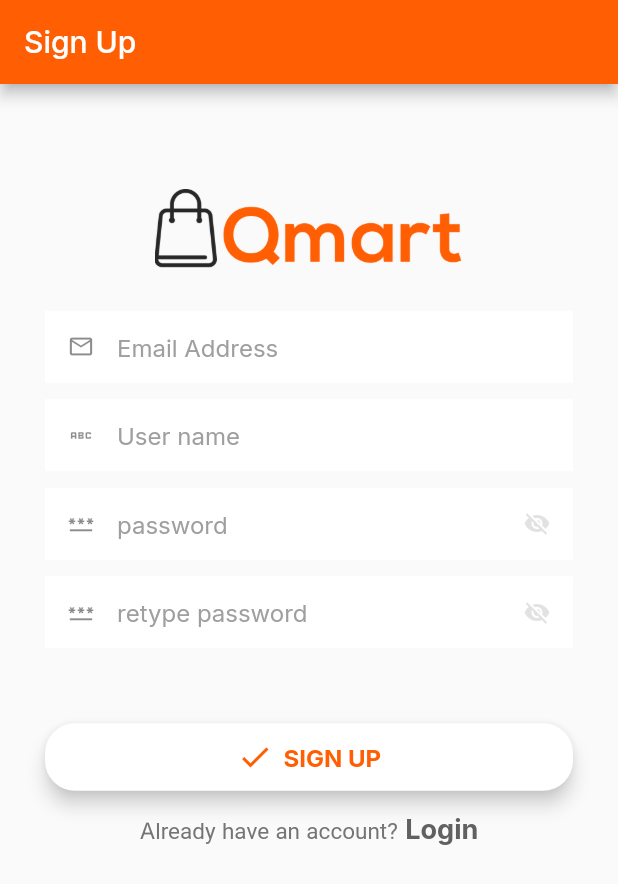
After one commit to shakhawat-khan/Q_mart, a Flutter app: the screen it shows after launch, after a tap on "sign in button", on a phone screen of 412 x 824 dp. The commit adds this screen. Shown: the top 884 px of the screen. Run offline on Flutter 3.47's test engine with Material 2 defaults, Android fonts, the phone set to English and light mode, and no system bars; our stand-ins replace clay_containers, flutter_spinkit, fluttertoast, google_fonts, page_transition.

Commit message:
text_field

```diff
--- a/lib/main.dart
+++ b/lib/main.dart
@@ -1,7 +1,8 @@
 import 'package:flutter/material.dart';
 import 'package:google_fonts/google_fonts.dart';
-import 'package:hot_e/views/home/home.dart';
-import 'package:hot_e/views/splash_screen/splash.dart';
+import 'package:hot_e/Routes/route.dart';
+import 'package:hot_e/theme/theme.dart';
+import 'package:hot_e/views/screen/splash_screen/splash.dart';
 
 void main() {
   runApp(const MyApp());
@@ -15,13 +16,9 @@ class MyApp extends StatelessWidget {
   Widget build(BuildContext context) {
     return MaterialApp(
       title: 'Q Mart',
-      theme: ThemeData(
-        primarySwatch: Colors.orange,
-        textTheme: GoogleFonts.interTextTheme(
-          Theme.of(context).textTheme,
-        )
-      ),
+      theme: light(),
       home:  MyHomePage(),
+      onGenerateRoute: RouteManager.generateRoute,
     );
   }
 }
--- /dev/null
+++ b/lib/routes/route.dart
@@ -0,0 +1,61 @@
+import 'package:flutter/material.dart';
+
+
+//My own import
+
+
+import 'package:page_transition/page_transition.dart';
+
+import '../views/screen/auth/login/log_in.dart';
+import '../views/screen/auth/signup/signup.dart';
+import '../views/screen/home/home.dart';
+
+
+
+class RouteManager {
+
+  static const String logIn = '/login';
+  static const String singUp = '/singup';
+  static const String home = '/home';
+  static const String forgetPassword = '/forget_password';
+
+
+  static Route<dynamic> generateRoute (RouteSettings settings){
+
+    var valuePassed;
+
+    if(settings.arguments != null){
+      valuePassed = settings.arguments as Map<String,dynamic>;
+    }
+
+    switch(settings.name){
+      case logIn :
+        return PageTransition(child: Login(),
+          type: PageTransitionType.rightToLeft,
+          duration: const Duration(milliseconds: 700)
+        );
+
+      case singUp :
+        return MaterialPageRoute(builder: (context){
+          return const SignUp();
+        });
+
+      case home :
+        return MaterialPageRoute(builder: (context){
+          return  Home();
+        });
+
+      case forgetPassword :
+        return MaterialPageRoute(builder: (context){
+          return  Home();
+        });
+
+
+      default:
+        throw const FormatException('routes not found! Check routes again!');
+
+    }
+
+  }
+
+}
--- /dev/null
+++ b/lib/theme/theme.dart
@@ -0,0 +1,19 @@
+import 'package:flutter/material.dart';
+import 'package:google_fonts/google_fonts.dart';
+
+ThemeData light({Color color = const Color(0xFFFF5E03)}) => ThemeData(
+
+  textTheme: GoogleFonts.interTextTheme(),
+  primaryColor: color,
+  secondaryHeaderColor: const Color(0xFF272727),
+  disabledColor: const Color(0xFFBABFC4),
+  backgroundColor: Colors.deepOrange.shade50,
+
+  errorColor: const Color(0xFFE84D4F),
+  brightness: Brightness.light,
+  hintColor: const Color(0xFF9F9F9F),
+  cardColor: Colors.white,
+
+  colorScheme: ColorScheme.light(primary: color, secondary: color,),
+  textButtonTheme: TextButtonThemeData(style: TextButton.styleFrom(primary: color)),
+);
--- /dev/null
+++ b/lib/views/base/custom_text_field.dart
@@ -0,0 +1,98 @@
+import 'package:clay_containers/constants.dart';
+import 'package:clay_containers/widgets/clay_container.dart';
+import 'package:flutter/material.dart';
+import 'package:google_fonts/google_fonts.dart';
+
+class CustomTextField extends StatefulWidget {
+
+  final String hintText;
+  final TextEditingController controller;
+  final FocusNode focusNode;
+  final FocusNode nextFocus;
+  final TextInputType inputType;
+  final TextInputAction inputAction;
+  final bool isPassword;
+  final bool isEnabled;
+  final int maxLines;
+  final TextCapitalization capitalization;
+  final Icon prefixIcon;
+  final bool divider;
+
+
+
+  CustomTextField(
+      {this.hintText = '',
+        required this.controller,
+        required this.focusNode,
+        required this.nextFocus,
+        this.isEnabled = true,
+        this.inputType = TextInputType.text,
+        this.inputAction = TextInputAction.next,
+        this.maxLines = 1,
+        this.capitalization = TextCapitalization.none,
+        this.isPassword = false,
+        required this.prefixIcon,
+        required this.divider,
+        });
+
+  @override
+  State<CustomTextField> createState() => _CustomTextFieldState();
+}
+
+class _CustomTextFieldState extends State<CustomTextField> {
+  bool _obscureText = true;
+
+  @override
+  Widget build(BuildContext context) {
+    return Column(
+      children: [
+        TextField(
+          textAlignVertical: TextAlignVertical.center,
+          maxLines: widget.maxLines,
+          controller: widget.controller,
+          focusNode: widget.focusNode,
+          //style: robotoRegular.copyWith(fontSize: Dimensions.fontSizeLarge),
+          textInputAction: widget.inputAction,
+          keyboardType: widget.inputType,
+          cursorColor: Theme.of(context).primaryColor,
+          textCapitalization: widget.capitalization,
+          enabled: widget.isEnabled,
+          autofocus: false,
+          obscureText: widget.isPassword ? _obscureText : false,
+          //inputFormatters: widget.inputType == TextInputType.phone ? <TextInputFormatter>[FilteringTextInputFormatter.allow(RegExp('[0-9]'))] : null,
+          decoration: InputDecoration(
+            border: InputBorder.none,
+
+            // enabledBorder: OutlineInputBorder(
+            //
+            //   borderRadius: BorderRadius.circular(Dimensions.RADIUS_category_border_r), //--enable-b-r-
+            //
+            // ),
+            // border: OutlineInputBorder(
+            //   borderSide: BorderSide(style: BorderStyle.none, width: 0.3,),
+            // ),
+            alignLabelWithHint:true ,
+            isDense: true,
+            hintText: widget.hintText,
+            fillColor: Theme.of(context).backgroundColor,
+            //hintStyle: GoogleFonts.inter(fontSize: Dimensions.fontSizeLarge, color: Theme.of(context).hintColor),
+            filled: true,
+            prefixIcon: widget.prefixIcon ,
+            suffixIcon: widget.isPassword ? IconButton(
+              icon: Icon(_obscureText ? Icons.visibility_off : Icons.visibility, color: Theme.of(context).hintColor.withOpacity(0.3)),
+              onPressed: _toggle,
+            ) : null,
+          ),
+        ),
+
+        //widget.divider ? Padding(padding: EdgeInsets.symmetric(horizontal: Dimensions.PADDING_SIZE_LARGE), child: Divider()) : SizedBox(),
+      ],
+    );
+  }
+
+  void _toggle() {
+    setState(() {
+      _obscureText = !_obscureText;
+    });
+  }
+}
--- /dev/null
+++ b/lib/views/screen/auth/login/log_in.dart
@@ -0,0 +1,83 @@
+import 'package:flutter/material.dart';
+import 'package:flutter/services.dart';
+import 'package:hot_e/Routes/route.dart';
+
+import 'package:page_transition/page_transition.dart';
+
+class Login extends StatelessWidget {
+  const Login({Key? key}) : super(key: key);
+
+  @override
+  Widget build(BuildContext context) {
+
+    Future<bool> showExitPopup() async {
+      return await showDialog( //show confirm dialogue
+        //the return value will be from "Yes" or "No" options
+        context: context,
+        builder: (context) => AlertDialog(
+          title: Text('Exit App'),
+          content: Text('Do you want to exit an App?'),
+          actions:[
+            ElevatedButton(
+              onPressed: () => Navigator.of(context).pop(false),
+              //return false when click on "NO"
+              child:Text('No'),
+            ),
+
+            ElevatedButton(
+              onPressed: () => SystemNavigator.pop(),
+              //return true when click on "Yes"
+              child:Text('Yes'),
+            ),
+
+          ],
+        ),
+      )??false; //if showDialouge had returned null, then return false
+    }
+
+
+    return WillPopScope(
+      onWillPop: showExitPopup,
+      child: Scaffold(
+        appBar: AppBar(title: Text('Log In'),automaticallyImplyLeading: false),
+        body: SingleChildScrollView(
+          child: Padding(
+            padding: EdgeInsets.only(top: 70.0, right: 30.0, left: 30.0),
+            child: Column(
+              mainAxisAlignment: MainAxisAlignment.center,
+              crossAxisAlignment: CrossAxisAlignment.center,
+              children: [
+                Row(
+                  children: [
+                    Image.asset('assets/logo.png',width: MediaQuery.of(context).size.width/2),
+                  ],
+                ),
+
+                const SizedBox(
+                  height: 20,
+                ),
+
+                const TextField(
+                  decoration: InputDecoration(
+                    hintText: 'Email Address',
+                    contentPadding:
+                    EdgeInsets.only(top: 12.0, bottom: 12.0),
+                  ),
+                ),
+
+                ElevatedButton(onPressed: (){
+
+                  Navigator.of(context).pushNamed(RouteManager.singUp);
+
+                }, child: Text('sign in button'))
+
+
+
+              ],
+            ),
+          ),
+        ),
+      ),
+    );
+  }
+}
--- /dev/null
+++ b/lib/views/screen/auth/signup/signup.dart
@@ -0,0 +1,263 @@
+import 'package:flutter/material.dart';
+import 'package:flutter/services.dart';
+import 'package:hot_e/Routes/route.dart';
+import 'package:hot_e/views/base/custom_text_field.dart';
+
+import '../../home/home.dart';
+
+import '../login/log_in.dart';
+
+
+
+class SignUp extends StatefulWidget {
+  const SignUp({Key? key}) : super(key: key);
+
+  @override
+  State<SignUp> createState() => _SignUpState();
+}
+
+class _SignUpState extends State<SignUp> {
+
+  bool _obscureText = true;
+  bool _obscureText1 = true;
+
+  // Toggles the password show status
+  void _viewPassword() {
+    setState(() {
+      _obscureText = !_obscureText;
+    });
+  }
+
+  void _viewPassword1() {
+    setState(() {
+      _obscureText1 = !_obscureText1;
+    });
+  }
+
+  final FocusNode _email = FocusNode();
+  final FocusNode _username = FocusNode();
+  final FocusNode _password = FocusNode();
+  final FocusNode _checkPassword = FocusNode();
+
+  final TextEditingController _emailController = TextEditingController();
+  final TextEditingController _usernameController = TextEditingController();
+  final TextEditingController _passwordController = TextEditingController();
+  final TextEditingController _repeatPasswordController = TextEditingController();
+
+  @override
+  Widget build(BuildContext context) {
+
+    Future<bool> showExitPopup() async {
+      return await showDialog( //show confirm dialogue
+        //the return value will be from "Yes" or "No" options
+        context: context,
+        builder: (context) => AlertDialog(
+          title: Text('Exit App'),
+          content: Text('Do you want to exit an App?'),
+          actions:[
+            ElevatedButton(
+              onPressed: () => Navigator.of(context).pop(false),
+              //return false when click on "NO"
+              child:Text('No'),
+            ),
+
+            ElevatedButton(
+              onPressed: () => SystemNavigator.pop(),
+              //return true when click on "Yes"
+              child:Text('Yes'),
+            ),
+
+          ],
+        ),
+      )??false; //if showDialouge had returned null, then return false
+    }
+
+    return WillPopScope(
+      onWillPop:showExitPopup ,
+      child: Scaffold(
+        appBar: AppBar(
+          title: Text('Sign Up'),
+          automaticallyImplyLeading: false,
+        ),
+        body: SingleChildScrollView(
+          child: Padding(
+            padding: const EdgeInsets.only(top: 70.0, right: 30.0, left: 30.0),
+            child: Column(
+              children:  [
+                /*Row(
+                  mainAxisAlignment: MainAxisAlignment.spaceBetween,
+                  children: <Widget>[
+                    InkWell(
+                      child: const Text(
+                        "Login",
+                        style: TextStyle(
+                          color: Colors.grey,
+                          fontSize: 25.0,
+                          fontWeight: FontWeight.bold,
+                        ),
+                      ),
+                      onTap: () {
+                        Navigator.of(context).pushNamed(RouteManager.logIn);
+                      },
+                    ),
+                    const Text(
+                      'Sign Up',
+                      textAlign: TextAlign.end,
+                      style: TextStyle(
+                        color: Colors.black,
+                        fontSize: 40.0,
+                        fontWeight: FontWeight.bold,
+                      ),
+                    ),
+
+                  ],
+                ),*/
+
+                Image.asset('assets/logo.png',width: MediaQuery.of(context).size.width/2),
+
+                const SizedBox(
+                  height: 20,
+                ),
+
+                CustomTextField(
+                    hintText: 'Email Address',
+                    controller: _emailController,
+                    focusNode: _email,
+                    nextFocus: _username,
+                    prefixIcon:const Icon(Icons.email_outlined),
+                    divider: true
+                ),
+
+                const SizedBox(
+                  height: 11.0,
+                ),
+
+                CustomTextField(
+                    hintText: 'User name',
+                    controller: _usernameController,
+                    focusNode: _username,
+                    nextFocus: _password,
+                    prefixIcon:const Icon(Icons.abc_outlined),
+                    divider: true
+                ),
+
+                const SizedBox(
+                  height: 11.0,
+                ),
+
+
+                CustomTextField(
+                    hintText: 'password',
+                    controller: _passwordController,
+                    focusNode: _password,
+                    nextFocus: _checkPassword,
+                    prefixIcon:const Icon(Icons.password),
+                    divider: true,
+                    isPassword: true,
+                ),
+
+                const SizedBox(
+                  height: 11.0,
+                ),
+
+
+                CustomTextField(
+                  hintText: 'retype password',
+                  controller: _repeatPasswordController,
+                  focusNode: _checkPassword,
+                  nextFocus: _checkPassword,
+                  prefixIcon:const Icon(Icons.password),
+                  divider: true,
+                  isPassword: true,
+                ),
+
+                const SizedBox(height: 50,),
+
+                InkWell(
+                  child: Container(
+                    height: 45.0,
+                    child: Material(
+                      borderRadius: BorderRadius.circular(20.0),
+                      shadowColor: Colors.grey[300],
+                      color: Colors.white,
+                      borderOnForeground: false,
+                      elevation: 5.0,
+                      child: GestureDetector(
+                        child: Center(
+                          child: Row(
+                            mainAxisAlignment: MainAxisAlignment.center,
+                            children: <Widget>[
+                              Icon(
+                                Icons.check,
+                                color: Theme.of(context).primaryColor,
+                              ),
+                              const SizedBox(
+                                width: 7.0,
+                              ),
+                              Text(
+                                "SIGN UP",
+                                style: TextStyle(
+                                  color: Theme.of(context).primaryColor,
+                                  fontSize: 16.0,
+                                  fontWeight: FontWeight.bold,
+                                ),
+                              ),
+                            ],
+                          ),
+                        ),
+                      ),
+                    ),
+                  ),
+                  onTap: () {
+                    Navigator.push(
+                      context,
+                      MaterialPageRoute(builder: (context) => Home()),
+                    );
+                  },
+                ),
+
+                const SizedBox(
+                  height: 15.0,
+                ),
+
+                Row(
+                  mainAxisAlignment: MainAxisAlignment.center,
+                  children: <Widget>[
+                    Text(
+                      'Already have an account?',
+                      style: TextStyle(
+                        color: Colors.grey[600],
+                        fontSize: 15.0,
+                        fontFamily: 'Alatsi',
+                      ),
+                    ),
+                    const SizedBox(
+                      width: 5.0,
+                    ),
+                    InkWell(
+                      child: Text(
+                        'Login',
+                        style: TextStyle(
+                          color: Colors.grey[700],
+                          fontSize: 18.0,
+                          fontWeight: FontWeight.bold,
+                        ),
+                      ),
+                      onTap: () {
+                        Navigator.push(
+                          context,
+                          MaterialPageRoute(builder: (context) => Login()),
+                        );
+                      },
+                    ),
+                  ],
+                ),
+
+              ],
+            ),
+          ),
+        ),
+      ),
+    );
+  }
+}
--- a/lib/views/home/home.dart
+++ b/lib/views/screen/home/home.dart
@@ -7,23 +7,6 @@ import 'package:fluttertoast/fluttertoast.dart';
 class Home extends StatelessWidget {
   late DateTime currentBackPressTime;
 
-/*  Future<bool?> showWarning(BuildContext context) async => showDialog<bool>(context: context,
-      builder: (context)=> AlertDialog(
-        title: Text('Do you want to exit app?'),
-        actions: [
-          ElevatedButton(onPressed: (){
-
-            Navigator.pop(context,false);
-
-          }, child: Text('No')),
-
-          ElevatedButton(onPressed: (){
-
-            Navigator.pop(context,true);
-          }, child: Text('yes'))
-
-        ],
-      ));*/
 
 
 
@@ -58,7 +41,6 @@ class Home extends StatelessWidget {
 
     return WillPopScope(
 
-
       onWillPop: showExitPopup,
 
       child: Scaffold(
@@ -71,6 +53,9 @@ class Home extends StatelessWidget {
         body: SingleChildScrollView(
           child: Column(
             children: [
+
+              Image.asset('assets/logo.png'),
+
               Text('hello'),
             ],
           ) ,
--- /dev/null
+++ b/lib/views/screen/splash_screen/splash.dart
@@ -0,0 +1,57 @@
+import 'dart:async';
+
+import 'package:flutter/material.dart';
+
+import 'package:flutter_spinkit/flutter_spinkit.dart';
+
+import 'package:page_transition/page_transition.dart';
+
+
+import '../auth/login/log_in.dart';
+
+
+class SplashScreen extends StatefulWidget {
+  const SplashScreen({Key? key}) : super(key: key);
+
+  @override
+  State<SplashScreen> createState() => _SplashScreenState();
+}
+
+class _SplashScreenState extends State<SplashScreen> {
+  @override
+
+  void initState() {
+    // TODO: implement initState
+    super.initState();
+
+    Timer(
+      const Duration(seconds: 5),
+        ()=>Navigator.push(context,
+            PageTransition(child: Login(),
+              type:PageTransitionType.rightToLeft,
+            duration: Duration(milliseconds: 800),
+            )
+            )
+    );
+
+  }
+
+  Widget build(BuildContext context) {
+    return Scaffold(
+      body: Column(
+
+        mainAxisAlignment: MainAxisAlignment.center ,
+        crossAxisAlignment: CrossAxisAlignment.center,
+
+        children: [
+          Image.asset('assets/logo.png',width: MediaQuery.of(context).size.width/2),
+
+          SpinKitFadingFour(
+            color: Theme.of(context).primaryColor,
+            size: MediaQuery.of(context).size.width/8,
+          ),
+        ],
+      )
+    );
+  }
+}
--- a/lib/views/splash_screen/splash.dart
+++ /dev/null
@@ -1,38 +0,0 @@
-import 'dart:async';
-
-import 'package:flutter/material.dart';
-import 'package:hot_e/views/home/home.dart';
-import 'package:flutter_spinkit/flutter_spinkit.dart';
-
-class SplashScreen extends StatefulWidget {
-  const SplashScreen({Key? key}) : super(key: key);
-
-  @override
-  State<SplashScreen> createState() => _SplashScreenState();
-}
-
-class _SplashScreenState extends State<SplashScreen> {
-  @override
-
-  void initState() {
-    // TODO: implement initState
-    super.initState();
-
-    Timer(
-      const Duration(seconds: 5),
-        ()=>Navigator.push(context, MaterialPageRoute(builder: (context) => Home()))
-    );
-
-  }
-
-  Widget build(BuildContext context) {
-    return Scaffold(
-      body: Center(
-        child:  SpinKitFadingFour(
-          color: Theme.of(context).primaryColor,
-          size: 50,
-        ),
-      )
-    );
-  }
-}
```
Also changed, not shown: pubspec.yaml (+5 -3 lines), assets/logo.png (added), lib/views/login/log_in.dart (deleted), pubspec.lock.
